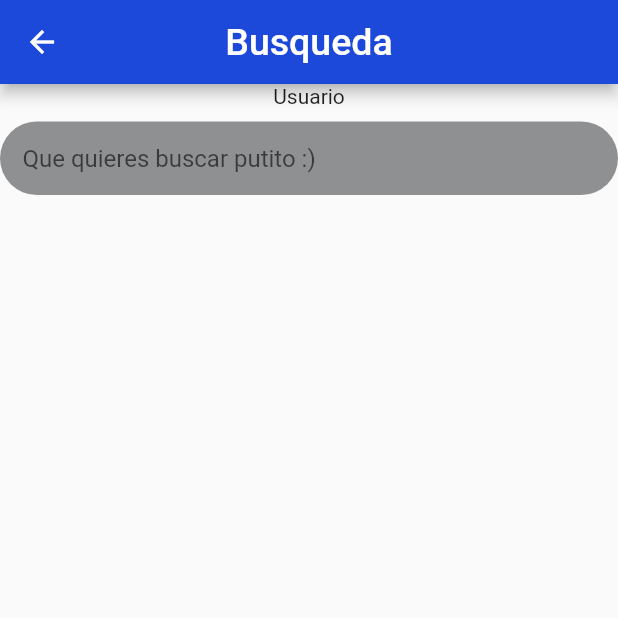
After one commit to DiegoMojica/Aplicacion-Flutter, a Flutter app: the screen it shows after launch, after a tap on "Iniciar sesión", on a phone screen of 412 x 824 dp, the top half of it. The commit adds this screen. Run offline on Flutter 3.47's test engine with Material 2 defaults, Android fonts, the phone set to English and light mode, and no system bars.

Commit message:
buscardor agregado, falta por terminar

```diff
--- /dev/null
+++ b/lib/Search.dart
@@ -0,0 +1,53 @@
+import 'package:flutter/material.dart';
+
+class search extends StatefulWidget {
+  const search({super.key});
+
+  @override
+  State<search> createState() => _searchState();
+}
+
+class _searchState extends State<search> {
+  @override
+  Widget build(BuildContext context) {
+    return Scaffold(
+      appBar: AppBar(
+        title: Text(
+          "Busqueda",
+          style: TextStyle(fontSize: 25),
+        ),
+        centerTitle: true,
+        backgroundColor: Color.fromARGB(255, 29, 73, 219),
+      ),
+      body: Container(
+        child: Column(
+          children: [
+            Text(
+              "Usuario",
+              textAlign: TextAlign.left,
+            ),
+            SizedBox(
+              height: 9,
+            ),
+            Container(
+              decoration: BoxDecoration(
+                color: Color.fromARGB(255, 143, 144, 146),
+                borderRadius: BorderRadius.circular(30),
+              ),
+              child: TextField(
+                decoration: InputDecoration(
+                  border: InputBorder.none,
+                  errorBorder: InputBorder.none,
+                  enabledBorder: InputBorder.none,
+                  focusedBorder: InputBorder.none,
+                  contentPadding: EdgeInsets.all(15),
+                  hintText: ("Que quieres buscar putito :)"),
+                ),
+              ),
+            ),
+          ],
+        ),
+      ),
+    );
+  }
+}
--- a/lib/login.dart
+++ b/lib/login.dart
@@ -1,4 +1,5 @@
 import 'package:flutter/material.dart';
+import 'package:flutter_application_1/Search.dart';
 
 class Home extends StatefulWidget {
   const Home({super.key});
@@ -8,6 +9,7 @@ class Home extends StatefulWidget {
 }
 
 class _HomeState extends State<Home> {
+  final _formKey = GlobalKey<FormState>();
   bool _loading = false;
 
   @override
@@ -33,19 +35,28 @@ class _HomeState extends State<Home> {
                 mainAxisSize: MainAxisSize.min,
                 children: <Widget>[
                   TextFormField(
-                      decoration: InputDecoration(labelText: "Usuario")),
+                    decoration: InputDecoration(labelText: "Usuario"),
+                  ),
                   SizedBox(height: 40),
                   TextFormField(
                     decoration: InputDecoration(labelText: "Contraseña"),
+                    validator: (value) {
+                      if (value!.isEmpty) {
+                        return "ERROR:El usuario o contraseña esta incorrecta,vuelvalo intentarlo";
+                      }
+                      return null;
+                    },
                     obscureText: true,
                   ),
                   SizedBox(height: 30),
 
                   //Boton
                   MaterialButton(
-                    color: Color.fromRGBO(52, 75, 181, 255),
+                    color: Color.fromARGB(255, 29, 73, 219),
                     padding: const EdgeInsets.symmetric(vertical: 15),
                     onPressed: () {
+                      Navigator.of(context).push(
+                          MaterialPageRoute(builder: ((context) => search())));
                       _login(context);
                     },
                     child: Row(
@@ -78,7 +89,10 @@ class _HomeState extends State<Home> {
                         "¿No estas registrado?",
                       ),
                       TextButton(
-                        child: Text("Registrarse"),
+                        child: Text(
+                          "Registrarse",
+                          selectionColor: Color.fromARGB(255, 29, 73, 219),
+                        ),
                         onPressed: () {
                           Navigator.of(context).pushNamed(
                             "/register",
--- a/lib/main.dart
+++ b/lib/main.dart
@@ -1,11 +1,12 @@
 import 'package:flutter/material.dart';
-import 'login.dart';
+import 'package:flutter_application_1/login.dart';
+//import 'login.dart';
+import 'Search.dart';
 
 void main() => runApp(MyApp());
 
 class MyApp extends StatelessWidget {
   const MyApp({super.key});
-
   @override
   Widget build(BuildContext context) {
     return MaterialApp(
```
